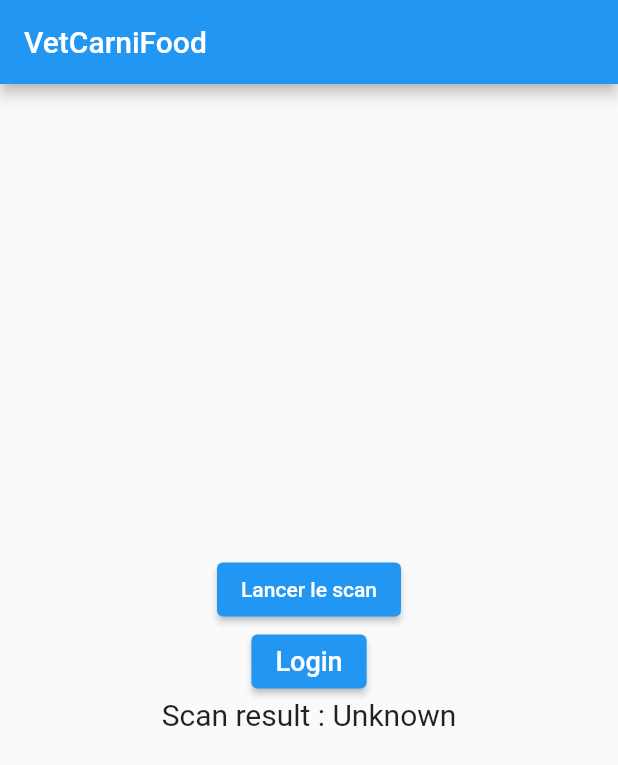
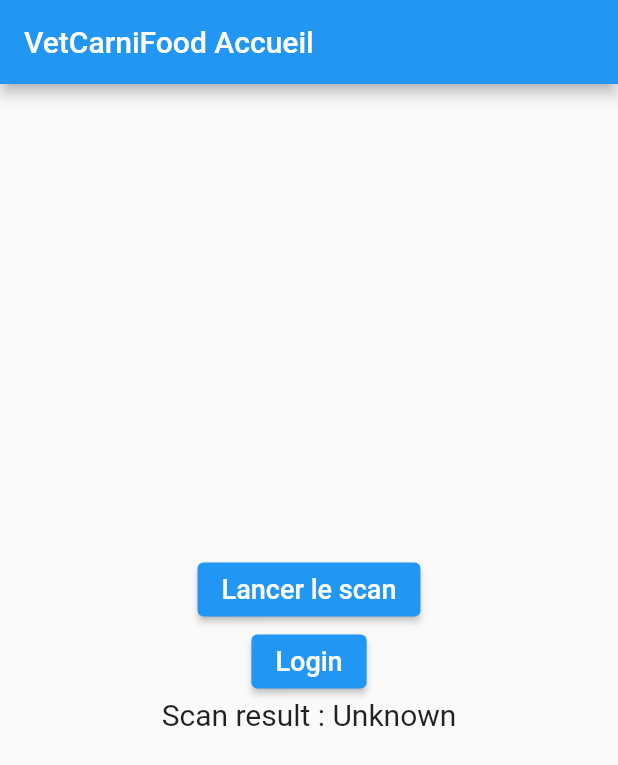
Before and after one commit to Serdok/vcf, a Flutter app: the screen it shows after launch, on a phone screen of 412 x 824 dp. Shown: the top 765 px of the screen. Run offline on Flutter 3.47's test engine with Material 2 defaults, Android fonts, the phone set to English and light mode, and no system bars; our stand-ins replace firebase_auth, firebase_core, google_sign_in; missing offline and left inert: dart:ffi, flutter_barcode_scanner; accounts and stored records are empty.

Commit message:
rename title

```diff
--- a/lib/main.dart
+++ b/lib/main.dart
@@ -22,7 +22,7 @@
     );
 
     return MaterialApp(
-      title: 'Flutter Demo',
+      title: 'VetCarniFood',
       theme: ThemeData(
         // This is the theme of your application.
         //
@@ -35,7 +35,7 @@
         // is not restarted.
         primarySwatch: Colors.indigo,
       ),
-      home: const MyHomePage(title: 'VetCarniFood'),
+      home: const MyHomePage(title: 'VetCarniFood Accueil'),
     );
   }
 }
@@ -60,7 +60,6 @@
 
 class _MyHomePageState extends State<MyHomePage> {
   String _scanBarcode = 'Unknown';
-  String _de_em = 'Unknown';
   @override
   void initState() {
     super.initState();
@@ -98,7 +97,7 @@
     // than having to individually change instances of widgets.
     return MaterialApp(
         home: Scaffold(
-            appBar: AppBar(title: const Text('VetCarniFood')),
+            appBar: AppBar(title: const Text('VetCarniFood Accueil')),
             body: Builder(builder: (BuildContext context) {
               return Container(
                   alignment: Alignment.center,
@@ -108,7 +107,7 @@
                       children: <Widget>[
                         ElevatedButton(
                             onPressed: () => scanBarcodeNormal(),
-                            child: Text('Lancer le scan')),
+                            child: Text('Lancer le scan', style: TextStyle(color:Colors.white, fontSize: 18.0))),
                         ElevatedButton(
                             onPressed: () async {Navigator.of(context).pushReplacement(MaterialPageRoute(builder: (context)=> LoginScreen() ));},
                             child: const Text("Login", style: TextStyle(color:Colors.white, fontSize: 18.0))),
```
